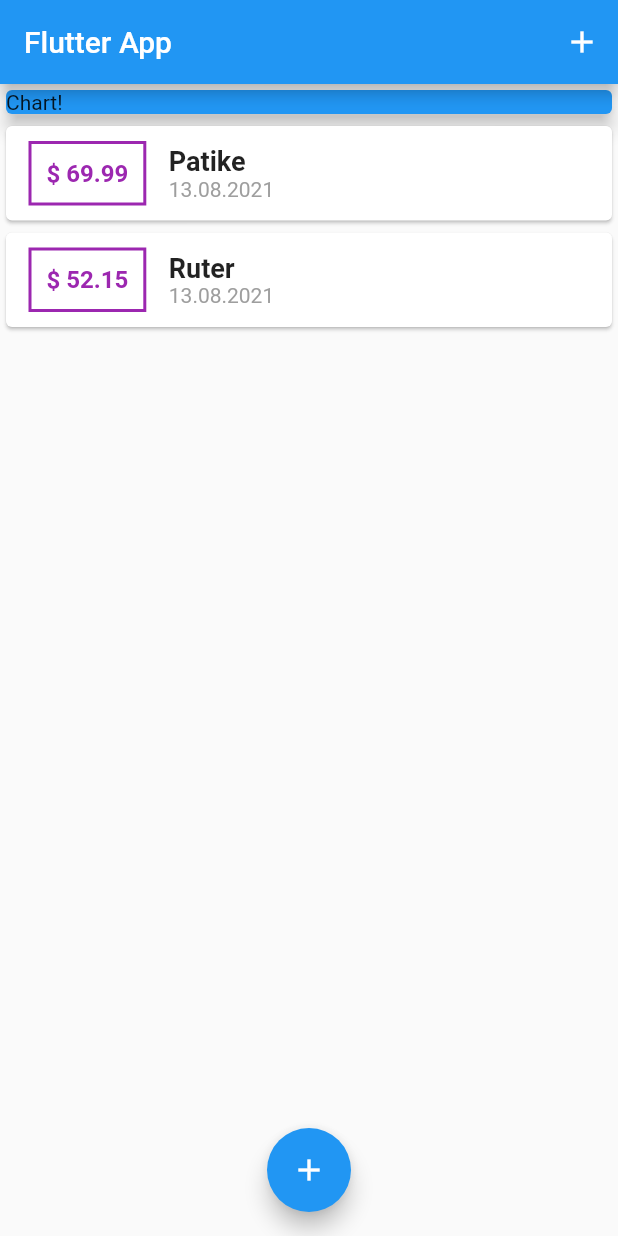
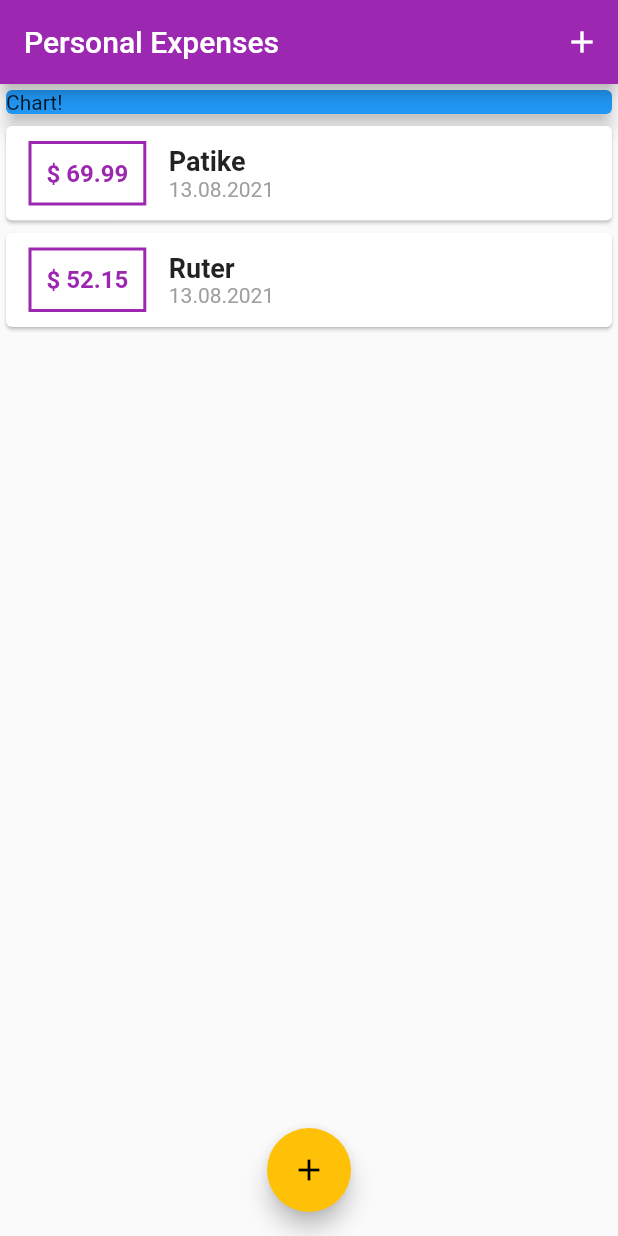
Before and after one commit to NikolaMag99/Personal-Expenses, a Flutter app: the screen it shows after launch, on a phone screen of 412 x 824 dp. Run offline on Flutter 3.47's test engine with Material 2 defaults, Android fonts, the phone set to English and light mode, and no system bars.

Commit message:
Stilizovanje app

```diff
--- a/lib/main.dart
+++ b/lib/main.dart
@@ -12,6 +12,10 @@ class MyApp extends StatelessWidget {
   Widget build(BuildContext context) {
     return MaterialApp(
       title: 'Personal Expenses',
+      theme: ThemeData(
+        primarySwatch: Colors.purple,
+        accentColor: Colors.amber,
+      ),
       home: MyHomePage(),
     );
   }
@@ -71,7 +75,7 @@ class _MyHomePageState extends State<MyHomePage> {
   Widget build(BuildContext context) {
     return Scaffold(
       appBar: AppBar(
-        title: Text('Flutter App'),
+        title: Text('Personal Expenses'),
         actions: <Widget>[
           IconButton(
             onPressed: () => _startAddNewTransaction(context),
--- a/lib/widgets/transactionList.dart
+++ b/lib/widgets/transactionList.dart
@@ -20,7 +20,7 @@ class TransactionList extends StatelessWidget {
                   margin: EdgeInsets.symmetric(vertical: 10, horizontal: 15),
                   decoration: BoxDecoration(
                     border: Border.all(
-                      color: Colors.purple,
+                      color: Theme.of(context).primaryColor,
                       width: 2,
                     ),
                   ),
@@ -30,7 +30,7 @@ class TransactionList extends StatelessWidget {
                     style: TextStyle(
                       fontWeight: FontWeight.bold,
                       fontSize: 16,
-                      color: Colors.purple,
+                      color: Theme.of(context).primaryColor,
                     ),
                   ),
                 ),
```
